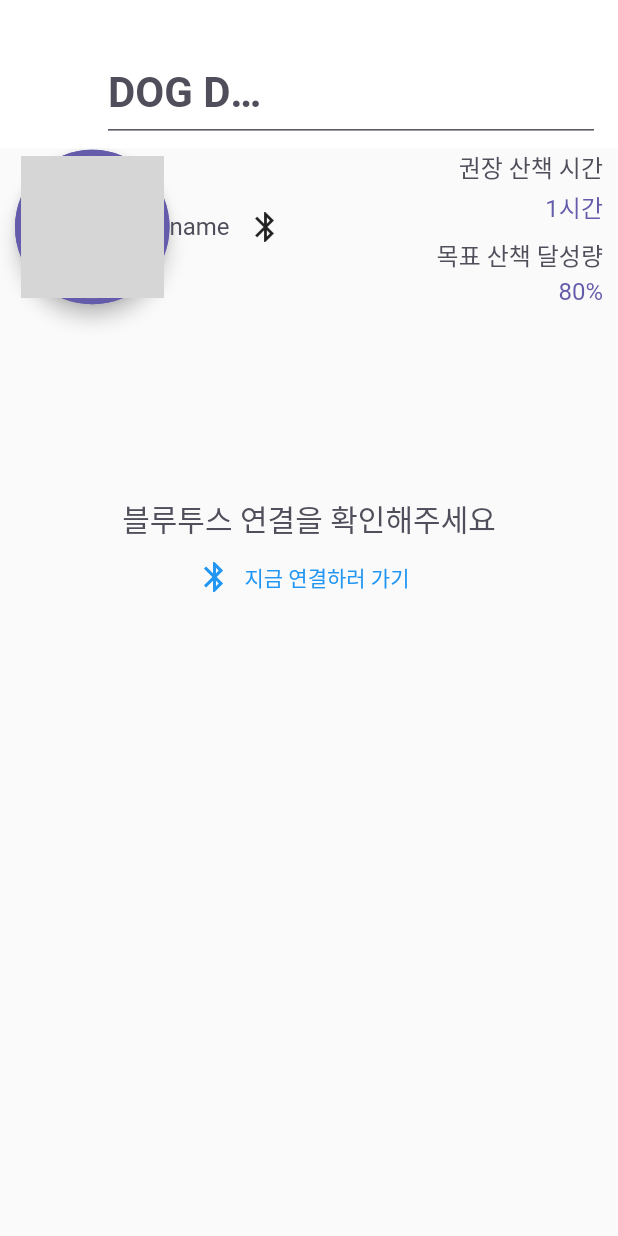
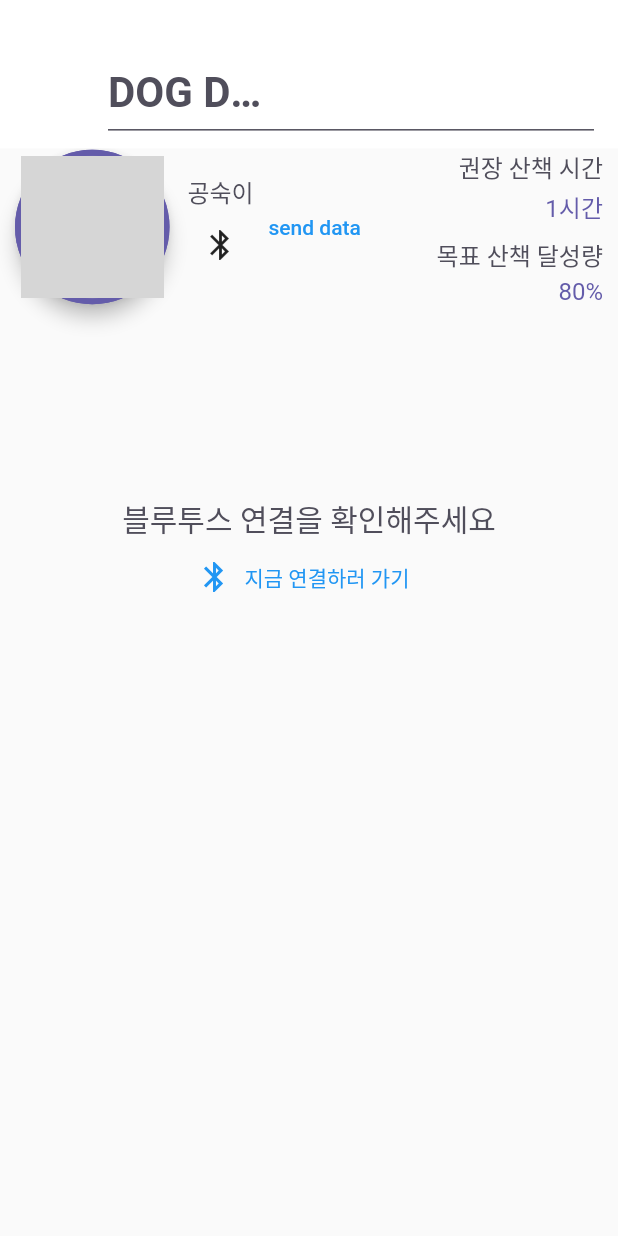
Before and after one commit to CMS0503/DogDack, a Flutter app: the WalkPage screen opened directly, on a phone screen of 412 x 824 dp. Run offline on Flutter 3.47's test engine with Material 2 defaults, Android fonts, the phone set to English and light mode, and no system bars; drawn by our look-alikes of circular_profile_avatar; our stand-ins replace auto_size_text, carousel_slider, cloud_firestore, firebase_auth, firebase_core, firebase_storage and 10 more; missing offline and left inert: flutter_picker; accounts and stored records are empty; network calls fail; Roboto replaces fonts that are missing (bmjua); grey boxes are pictures that could not be loaded.

Commit message:
Feat: 블루투스 송신

```diff
--- a/dogdack/lib/screens/walk/widgets/ble_list.dart
+++ b/dogdack/lib/screens/walk/widgets/ble_list.dart
@@ -141,6 +141,9 @@ class _BleState extends State<BleList> {
 
         walkController.services = await widget.device.discoverServices();
         walkController.connectBle(r.device);
+
+        // await r.device.requestMtu(247);
+
         print('end discovor service');
 
         returnValue = Future.value(true);
--- a/dogdack/lib/screens/walk/widgets/status.dart
+++ b/dogdack/lib/screens/walk/widgets/status.dart
@@ -1,4 +1,5 @@
 import 'package:cloud_firestore/cloud_firestore.dart';
+import 'package:dogdack/controllers/walk_controller.dart';
 import 'package:firebase_auth/firebase_auth.dart';
 import 'package:flutter/material.dart';
 import 'package:get/get.dart';
@@ -18,6 +19,11 @@ class Status extends StatefulWidget {
 
 class _StatusState extends State<Status> {
   final PetController petController = Get.put(PetController());
+  final WalkController walkController = Get.put(WalkController());
+
+  // final petsRef = FirebaseFirestore.instance.collection('Users/${FirebaseAuth.instance.currentUser!.email.toString()}/Pets')
+  //     .withConverter(fromFirestore: (snapshot, _) => DogData.fromJson(snapshot.data()!), toFirestore: (dogData, _) => dogData.toJson());
+  String? name = '공숙이';
 
   @override
   Widget build(BuildContext context) {
@@ -50,12 +56,26 @@ class _StatusState extends State<Status> {
                       true, // setting it true will show initials text above profile picture, default false
                 ),
               ),
-              Text('name'),
-              IconButton(
-                  onPressed: () {
-                    Navigator.pushNamed(context, '/Ble');
-                  },
-                  icon: Icon(Icons.bluetooth_outlined)),
+              SizedBox(
+                width: 10,
+              ),
+              Column(
+                children: [
+                  Text('${name}'),
+                  IconButton(
+                    onPressed: () {
+                      Navigator.pushNamed(context, '/Ble');
+                    },
+                    icon: Icon(Icons.bluetooth_outlined),
+                  ),
+                ],
+              ),
+              TextButton(
+                onPressed: () {
+                  walkController.sendData('01085382550');
+                },
+                child: Text('send data'),
+              )
             ],
           ),
           Column(
```
Also changed, not shown: dogdack/lib/controllers/walk_controller.dart (+16 -0 lines), dogdack/lib/screens/walk/widgets/my_map.dart (+1 -8 lines).
